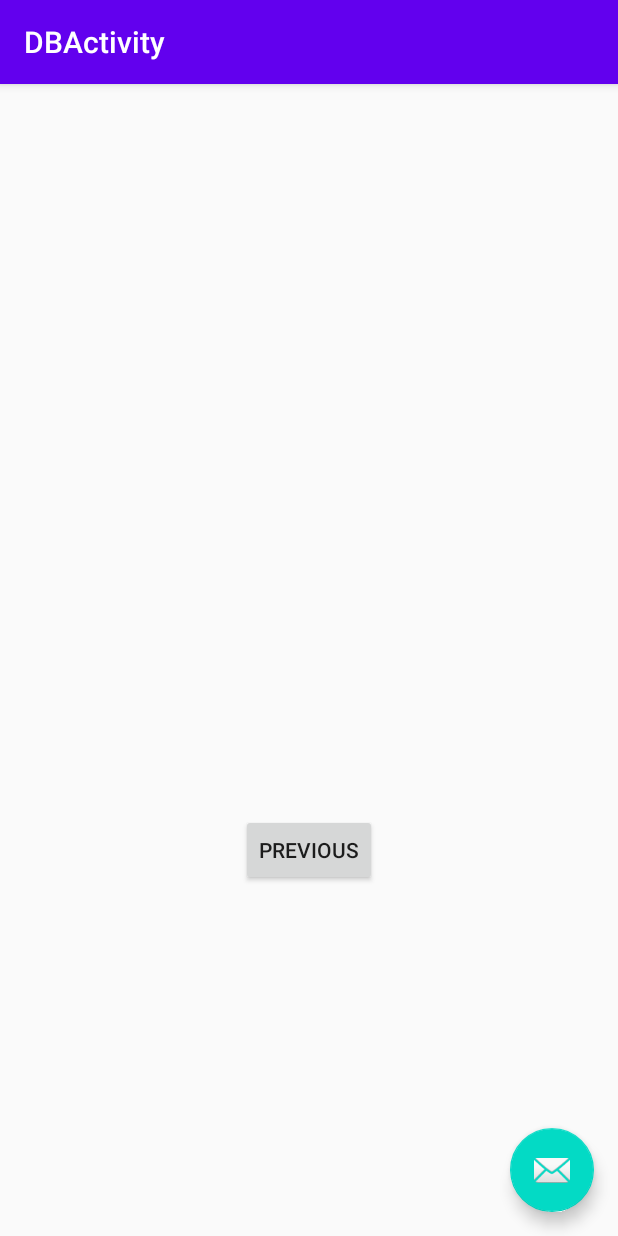
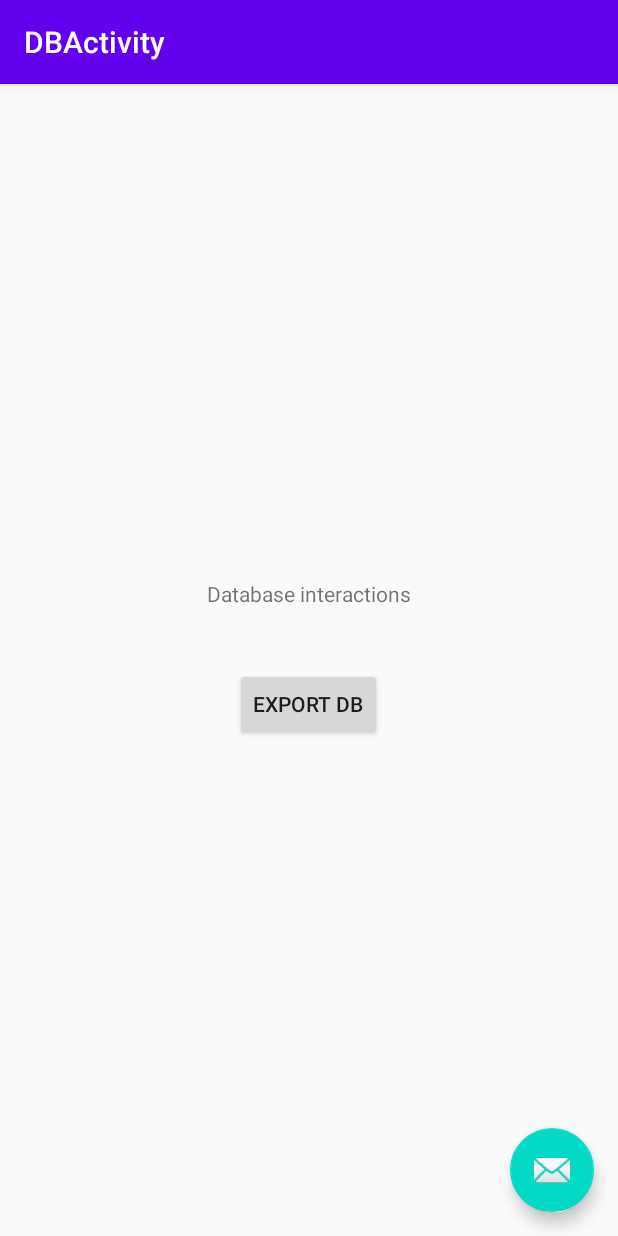
Before and after one commit to hbollon/android-sqlite-toolbox, an Android app: the SecondFragment screen opened through its navigation route, on a phone screen of 412 x 824 dp. Run offline under Robolectric (Android 15) with nearby library versions, the phone set to English and light mode, and no system bars.

Commit message:
Fix NullPointerException if exportType is null in ExportConfig

```diff
--- a/android-sqlite-toolbox/src/main/java/com/bcstudio/androidsqlitetoolbox/Export/ExportConfig.java
+++ b/android-sqlite-toolbox/src/main/java/com/bcstudio/androidsqlitetoolbox/Export/ExportConfig.java
@@ -88,12 +88,16 @@ public class ExportConfig {
      * @throws IllegalArgumentException
      */
     public String getFileExtension() throws IllegalArgumentException {
-        switch(exportType){
+        if(exportType != null) {
+            switch (exportType) {
                 case CSV:
                     return ".csv";
                 case JSON:
                     return ".json";
                 default:
+                    throw new IllegalArgumentException("File format unhandled or invalid");
+            }
+        } else {
             if(!exportCustomFileExtension.trim().equals("") && exportCustomFileExtension.trim().matches("\\.[a-z]+"))
                 return exportCustomFileExtension.trim();
             throw new IllegalArgumentException("File format unhandled or invalid");
--- a/app/src/main/java/com/bcstudio/androidsqlitetoolboxexemple/FirstFragment.java
+++ b/app/src/main/java/com/bcstudio/androidsqlitetoolboxexemple/FirstFragment.java
@@ -48,7 +48,6 @@ public class FirstFragment extends Fragment {
         view.findViewById(R.id.buttonCreateDb).setOnClickListener(new View.OnClickListener() {
             @Override
             public void onClick(View v) {
-                String DEV_TEST_DB = "DEV_TEST_DB";
                 db = new DBHandler(getContext(), DEV_TEST_DB, null, 1);
                 db.addTable("Exemple1", new Column("Col1", "text"), new Column("Col2", "text"), new Column("Col3", "text"));
                 db.addTable("Exemple2", new Column("Col1", "text"), new Column("Col2", "text"), new Column("Col3", "text"));
--- a/app/src/main/java/com/bcstudio/androidsqlitetoolboxexemple/SecondFragment.java
+++ b/app/src/main/java/com/bcstudio/androidsqlitetoolboxexemple/SecondFragment.java
@@ -1,5 +1,6 @@
 package com.bcstudio.androidsqlitetoolboxexemple;
 
+import android.database.sqlite.SQLiteDatabase;
 import android.os.Bundle;
 import android.view.LayoutInflater;
 import android.view.View;
@@ -9,7 +10,13 @@ import androidx.annotation.NonNull;
 import androidx.fragment.app.Fragment;
 import androidx.navigation.fragment.NavHostFragment;
 
+import com.bcstudio.androidsqlitetoolbox.Database.DBHandler;
+import com.bcstudio.androidsqlitetoolbox.Export.DBExporterJson;
+import com.bcstudio.androidsqlitetoolbox.Export.ExportConfig;
+
 public class SecondFragment extends Fragment {
+    private DBHandler db;
+    private String DEV_TEST_DB = "DEV_TEST_DB";
 
     @Override
     public View onCreateView(
@@ -23,11 +30,45 @@ public class SecondFragment extends Fragment {
     public void onViewCreated(@NonNull View view, Bundle savedInstanceState) {
         super.onViewCreated(view, savedInstanceState);
 
-        view.findViewById(R.id.button_second).setOnClickListener(new View.OnClickListener() {
+        db = new DBHandler(getContext(), DEV_TEST_DB, null, 1);
+
+        view.findViewById(R.id.buttonExportDb).setOnClickListener(new View.OnClickListener() {
             @Override
             public void onClick(View view) {
-                NavHostFragment.findNavController(SecondFragment.this)
-                        .navigate(R.id.action_SecondFragment_to_FirstFragment);
+                db.exportDbToCSV();
+                db.exportDbToJSON();
+
+                /*try {
+                    ExportConfig config = new ExportConfig(db.openDataBase(), DEV_TEST_DB, ". json", getContext());
+                    DBExporterJson exporter = new DBExporterJson(config);
+                    exporter.export();
+
+                    config = new ExportConfig(db.openDataBase(), DEV_TEST_DB, ".j son", getContext());
+                    exporter = new DBExporterJson(config);
+                    exporter.export();
+
+                    config = new ExportConfig(db.openDataBase(), DEV_TEST_DB, ".js7on", getContext());
+                    exporter = new DBExporterJson(config);
+                    exporter.export();
+
+                    config = new ExportConfig(db.openDataBase(), DEV_TEST_DB, ".7", getContext());
+                    exporter = new DBExporterJson(config);
+                    exporter.export();
+
+                    config = new ExportConfig(db.openDataBase(), DEV_TEST_DB, ".Json", getContext());
+                    exporter = new DBExporterJson(config);
+                    exporter.export();
+
+                    config = new ExportConfig(db.openDataBase(), DEV_TEST_DB, ".jsoN", getContext());
+                    exporter = new DBExporterJson(config);
+                    exporter.export();
+
+                    config = new ExportConfig(db.openDataBase(), DEV_TEST_DB, " .json ", getContext());
+                    exporter = new DBExporterJson(config);
+                    exporter.export();
+                } catch (Exception e) {
+                    e.printStackTrace();
+                }*/
             }
         });
     }
--- a/app/src/main/res/layout/fragment_second.xml
+++ b/app/src/main/res/layout/fragment_second.xml
@@ -6,22 +6,31 @@
     android:layout_height="match_parent"
     tools:context=".SecondFragment">
 
-    <TextView
-        android:id="@+id/textview_second"
-        android:layout_width="wrap_content"
-        android:layout_height="wrap_content"
-        app:layout_constraintBottom_toTopOf="@id/button_second"
-        app:layout_constraintEnd_toEndOf="parent"
-        app:layout_constraintStart_toStartOf="parent"
-        app:layout_constraintTop_toTopOf="parent" />
-
-    <Button
-        android:id="@+id/button_second"
-        android:layout_width="wrap_content"
-        android:layout_height="wrap_content"
-        android:text="@string/previous"
+    <LinearLayout
+        android:layout_width="match_parent"
+        android:layout_height="match_parent"
+        android:gravity="center"
+        android:orientation="vertical"
         app:layout_constraintBottom_toBottomOf="parent"
         app:layout_constraintEnd_toEndOf="parent"
         app:layout_constraintStart_toStartOf="parent"
-        app:layout_constraintTop_toBottomOf="@id/textview_second" />
+        app:layout_constraintTop_toTopOf="parent">
+
+        <TextView
+            android:id="@+id/textview_second"
+            android:layout_width="wrap_content"
+            android:layout_height="wrap_content"
+            android:text="Database interactions" />
+
+        <Space
+            android:layout_width="match_parent"
+            android:layout_height="40dp" />
+
+        <Button
+            android:id="@+id/buttonExportDb"
+            android:layout_width="wrap_content"
+            android:layout_height="wrap_content"
+            android:text="Export db" />
+
+    </LinearLayout>
 </androidx.constraintlayout.widget.ConstraintLayout>
```
Lines whose indentation alone changed are shown as unchanged.
